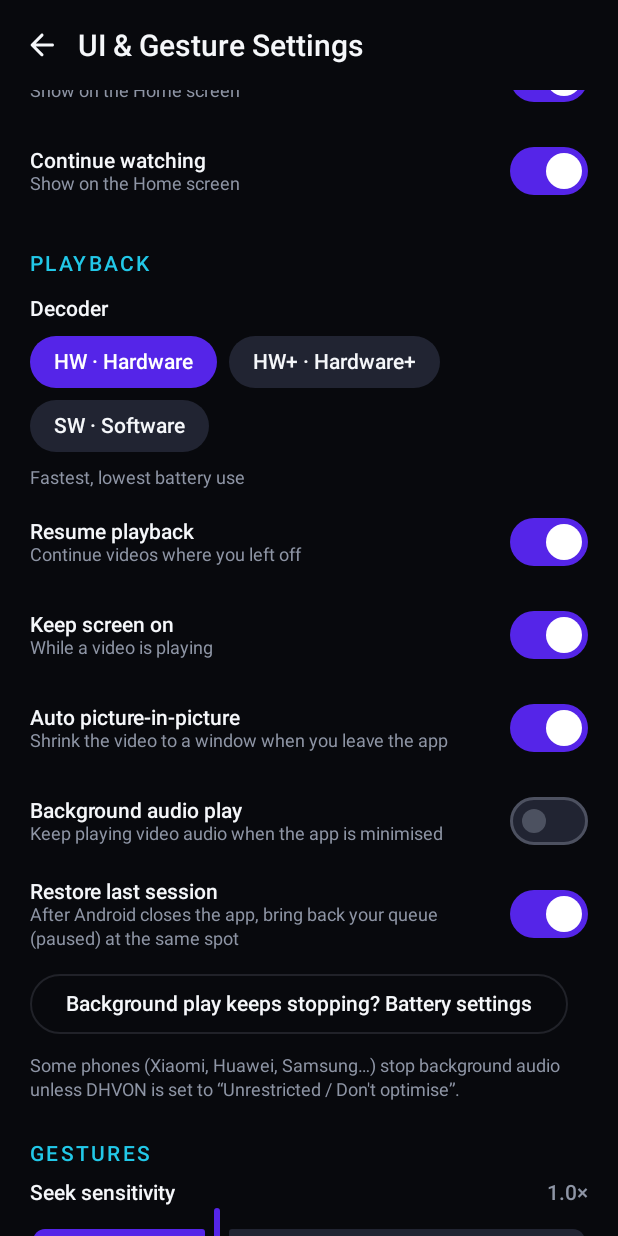
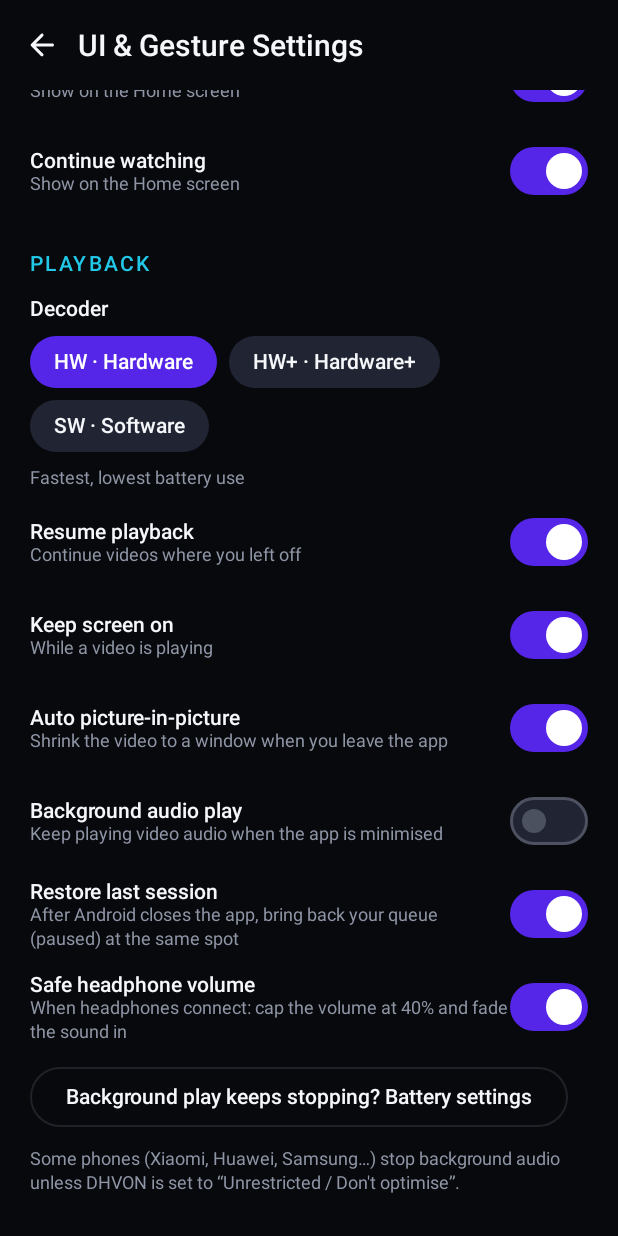
Before and after one commit to rhshourav/dhvon, an Android app built with Jetpack Compose: the composable SettingsScreen shown on its own in the app's theme, scrolled down 1069 dp, on a phone screen of 412 x 824 dp. Run offline under Robolectric (Android 15) with nearby library versions, the phone set to English and light mode, and no system bars; our stand-ins replace Dagger/Hilt's generated code; libraries missing offline, so code that uses them is left out: coil3.video, coil3.video.videoFrameMillis; pictures from the network do not load.

Commit message:
Added swtich for safe headphone volume

```diff
--- a/app/src/main/java/com/rhshourav/dhvon/ui/screens/SettingsScreen.kt
+++ b/app/src/main/java/com/rhshourav/dhvon/ui/screens/SettingsScreen.kt
@@ -126,6 +126,7 @@ fun SettingsScreen(onBack: () -> Unit, onPickFolder: () -> Unit, onAbout: () ->
             SwitchRow("Auto picture-in-picture", "Shrink the video to a window when you leave the app", s.autoPip) { vm.set(Keys.AUTO_PIP, it) }
             SwitchRow("Background audio play", "Keep playing video audio when the app is minimised", s.backgroundPlay) { vm.set(Keys.BG_PLAY, it) }
             SwitchRow("Restore last session", "After Android closes the app, bring back your queue (paused) at the same spot", s.restoreSession) { vm.set(Keys.RESTORE_SESSION, it) }
+            SwitchRow("Safe headphone volume", "When headphones connect: cap the volume at 40% and fade the sound in", s.safeHeadphoneVolume) { vm.set(Keys.SAFE_HP_VOLUME, it) }
             OutlinedButton({ runCatching { ctx.startActivity(Intent(Settings.ACTION_IGNORE_BATTERY_OPTIMIZATION_SETTINGS)) } }) { Text("Background play keeps stopping? Battery settings", color = p.textPrimary) }
             Text("Some phones (Xiaomi, Huawei, Samsung…) stop background audio unless DHVON is set to “Unrestricted / Don't optimise”.", color = p.textSecondary, style = MaterialTheme.typography.bodySmall)
 
```
